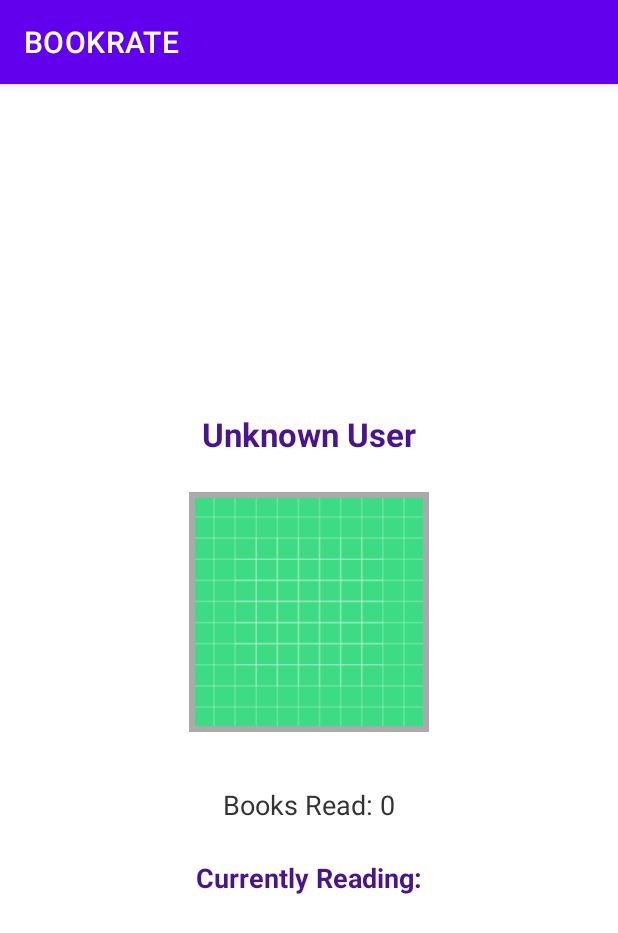
After one commit to Denisa-Manta/BookRate, an Android app: the UserProfileActivity screen opened directly, with no data from a screen before it, on a phone screen of 412 x 824 dp. The commit adds this screen. Shown: the top 933 px of the screen. Run offline under Robolectric (Android 15) with nearby library versions, the phone set to English and light mode, and no system bars; our stand-ins replace Firebase (no records; nobody signed in at launch, a user with empty details on screens opened directly); pictures from the network do not load.

Commit message:
user profile activity implemented

```diff
--- a/app/src/main/AndroidManifest.xml
+++ b/app/src/main/AndroidManifest.xml
@@ -9,6 +9,9 @@
         android:roundIcon="@mipmap/ic_launcher_round"
         android:supportsRtl="true"
         android:theme="@style/Theme.BOOKRATE">
+        <activity
+            android:name=".activity.UserProfileActivity"
+            android:exported="false" />
         <activity
             android:name=".activity.UserAcceptedChatsActivity"
             android:exported="false" />
@@ -68,4 +71,6 @@
         </activity>
     </application>
 
+    <uses-permission android:name="android.permission.READ_EXTERNAL_STORAGE"/>
+
 </manifest>
--- /dev/null
+++ b/app/src/main/java/com/example/bookrate/activity/UserProfileActivity.java
@@ -0,0 +1,160 @@
+package com.example.bookrate.activity;
+
+import android.app.Activity;
+import android.content.Intent;
+import android.net.Uri;
+import android.os.Bundle;
+import android.util.Log;
+import android.widget.*;
+
+import androidx.appcompat.app.AppCompatActivity;
+import androidx.recyclerview.widget.LinearLayoutManager;
+import androidx.recyclerview.widget.RecyclerView;
+
+import com.bumptech.glide.Glide;
+import com.example.bookrate.R;
+import com.example.bookrate.adapter.CurrentlyReadingAdapter;
+import com.example.bookrate.model.Book;
+import com.google.firebase.auth.FirebaseAuth;
+import com.google.firebase.database.*;
+import com.google.firebase.storage.FirebaseStorage;
+import com.google.firebase.storage.StorageReference;
+
+import java.util.ArrayList;
+import java.util.List;
+
+public class UserProfileActivity extends AppCompatActivity {
+
+    private ImageView profileImageView;
+    private TextView userNameTextView, booksReadTextView;
+    private final int PICK_IMAGE_REQUEST = 1001;
+    private RecyclerView currentlyReadingRecyclerView;
+    private CurrentlyReadingAdapter currentlyReadingAdapter;
+    private final List<Book> currentlyReadingBooks = new ArrayList<>();
+
+    private final String userId = FirebaseAuth.getInstance().getCurrentUser().getUid();
+    private final DatabaseReference dbRef = FirebaseDatabase.getInstance(
+            "https://bookrate-4dc23-default-rtdb.europe-west1.firebasedatabase.app/")
+            .getReference("users").child(userId);
+
+    private final StorageReference storageRef = FirebaseStorage.getInstance()
+            .getReference("profile_images").child(userId + ".jpg");
+
+    private final DatabaseReference booksRef = FirebaseDatabase.getInstance(
+            "https://bookrate-4dc23-default-rtdb.europe-west1.firebasedatabase.app/")
+            .getReference("books");
+
+    @Override
+    protected void onCreate(Bundle savedInstanceState) {
+        super.onCreate(savedInstanceState);
+        setContentView(R.layout.activity_user_profile);
+
+        profileImageView = findViewById(R.id.profileImageView);
+
+        currentlyReadingRecyclerView = findViewById(R.id.currentlyReadingRecyclerView);
+        currentlyReadingAdapter = new CurrentlyReadingAdapter(this, currentlyReadingBooks);
+
+        LinearLayoutManager layoutManager = new LinearLayoutManager(this, LinearLayoutManager.HORIZONTAL, false);
+        currentlyReadingRecyclerView.setLayoutManager(layoutManager);
+        currentlyReadingRecyclerView.setAdapter(currentlyReadingAdapter);
+
+        userNameTextView = findViewById(R.id.userNameTextView);
+        booksReadTextView = findViewById(R.id.booksReadTextView);
+
+        loadUserProfile();
+
+        profileImageView.setOnClickListener(v -> pickImageFromGallery());
+    }
+
+    private void loadUserProfile() {
+        dbRef.addListenerForSingleValueEvent(new ValueEventListener() {
+            @Override
+            public void onDataChange(DataSnapshot snapshot) {
+                String name = snapshot.child("name").getValue(String.class);
+                String profileImageUrl = snapshot.child("profileImageUrl").getValue(String.class);
+
+                userNameTextView.setText(name != null ? name : "Unknown User");
+
+                if (profileImageUrl != null) {
+                    Glide.with(UserProfileActivity.this)
+                            .load(profileImageUrl)
+                            .placeholder(R.drawable.placeholder_image)
+                            .into(profileImageView);
+                }
+
+                // Extract bookStates from user
+                DataSnapshot bookStates = snapshot.child("bookStates");
+                int readCount = 0;
+                int currentlyReadingCount = 0;
+                List<String> currentlyReadingTitles = new ArrayList<>();
+
+                for (DataSnapshot bookSnap : bookStates.getChildren()) {
+                    String state = bookSnap.child("state").getValue(String.class);
+                    if ("Read".equalsIgnoreCase(state)) {
+                        readCount++;
+                    } else if ("Currently Reading".equalsIgnoreCase(state)) {
+                        currentlyReadingCount++;
+                        currentlyReadingTitles.add(bookSnap.getKey());  // key is the title
+                    }
+                }
+                booksReadTextView.setText("Books Read: " + readCount);
+                // Match titles with books under /books
+                        booksRef.addListenerForSingleValueEvent(new ValueEventListener() {
+                            @Override
+                            public void onDataChange(DataSnapshot booksSnapshot) {
+                                for (DataSnapshot snap : booksSnapshot.getChildren()) {
+                                    Book book = snap.getValue(Book.class);
+                                    Log.d("DEBUG_BOOKS", "Entry book db: " + book.getTitle());
+                                    if (book != null) {
+                                        book.setId(snap.getKey());
+                                        if(currentlyReadingTitles.contains(book.getId())) {
+                                            currentlyReadingBooks.add(book);
+                                            Log.d("DEBUG_BOOKS", "Added book: " + book.getTitle());
+                                        }
+                                    }
+                                }
+                                currentlyReadingAdapter.notifyDataSetChanged();
+                            }
+
+                            @Override
+                            public void onCancelled(DatabaseError error) {}
+                        });
+
+            }
+
+            @Override
+            public void onCancelled(DatabaseError error) {
+                Toast.makeText(UserProfileActivity.this, "Failed to load profile", Toast.LENGTH_SHORT).show();
+            }
+        });
+    }
+
+    private void pickImageFromGallery() {
+        Intent intent = new Intent(Intent.ACTION_GET_CONTENT);
+        intent.setType("image/*");
+        startActivityForResult(intent, PICK_IMAGE_REQUEST);
+    }
+
+    @Override
+    protected void onActivityResult(int requestCode, int resultCode, Intent data) {
+        super.onActivityResult(requestCode, resultCode, data);
+
+        if (requestCode == PICK_IMAGE_REQUEST && resultCode == Activity.RESULT_OK && data != null) {
+            Uri imageUri = data.getData();
+            if (imageUri != null) {
+                uploadProfileImage(imageUri);
+            }
+        }
+    }
+
+    private void uploadProfileImage(Uri imageUri) {
+        storageRef.putFile(imageUri)
+                .addOnSuccessListener(taskSnapshot -> storageRef.getDownloadUrl().addOnSuccessListener(uri -> {
+                    String downloadUrl = uri.toString();
+                    dbRef.child("profileImageUrl").setValue(downloadUrl);
+                    Glide.with(UserProfileActivity.this).load(downloadUrl).into(profileImageView);
+                    Toast.makeText(this, "Profile picture updated", Toast.LENGTH_SHORT).show();
+                }))
+                .addOnFailureListener(e -> Toast.makeText(this, "Upload failed", Toast.LENGTH_SHORT).show());
+    }
+}
--- /dev/null
+++ b/app/src/main/java/com/example/bookrate/adapter/CurrentlyReadingAdapter.java
@@ -0,0 +1,70 @@
+package com.example.bookrate.adapter;
+
+import android.content.Context;
+import android.content.Intent;
+import android.view.LayoutInflater;
+import android.view.View;
+import android.view.ViewGroup;
+import android.widget.ImageView;
+import android.widget.TextView;
+
+import androidx.recyclerview.widget.RecyclerView;
+
+import com.bumptech.glide.Glide;
+import com.example.bookrate.R;
+import com.example.bookrate.activity.BookDetailActivity;
+import com.example.bookrate.model.Book;
+
+import java.util.List;
+
+public class CurrentlyReadingAdapter extends RecyclerView.Adapter<CurrentlyReadingAdapter.ViewHolder> {
+
+    private final List<Book> bookList;
+    private final Context context;
+
+    public CurrentlyReadingAdapter(Context context, List<Book> bookList) {
+        this.context = context;
+        this.bookList = bookList;
+    }
+
+    @Override
+    public ViewHolder onCreateViewHolder(ViewGroup parent, int viewType) {
+        View view = LayoutInflater.from(parent.getContext())
+                .inflate(R.layout.item_currently_reading_book, parent, false);
+        return new ViewHolder(view);
+    }
+
+    @Override
+    public void onBindViewHolder(ViewHolder holder, int position) {
+        Book book = bookList.get(position);
+
+        holder.title.setText(book.getTitle() != null ? book.getTitle() : "Unknown Title");
+        holder.author.setText(book.getAuthor() != null ? book.getAuthor() : "Unknown Author");
+
+        // Temporarily hide image completely
+        holder.image.setVisibility(View.GONE); // Optional: hide ImageView
+
+        holder.itemView.setOnClickListener(v -> {
+            Intent intent = new Intent(holder.itemView.getContext(), BookDetailActivity.class);
+            intent.putExtra("book", book);  // book must implement Serializable or Parcelable
+            holder.itemView.getContext().startActivity(intent);
+        });
+    }
+
+    @Override
+    public int getItemCount() {
+        return bookList.size();
+    }
+
+    public static class ViewHolder extends RecyclerView.ViewHolder {
+        ImageView image;
+        TextView title, author;
+
+        public ViewHolder(View itemView) {
+            super(itemView);
+            image = itemView.findViewById(R.id.bookImage);
+            title = itemView.findViewById(R.id.bookTitle);
+            author = itemView.findViewById(R.id.bookAuthor);
+        }
+    }
+}
--- /dev/null
+++ b/app/src/main/res/layout/activity_user_profile.xml
@@ -0,0 +1,62 @@
+<?xml version="1.0" encoding="utf-8"?>
+<LinearLayout xmlns:android="http://schemas.android.com/apk/res/android"
+    android:layout_width="match_parent"
+    android:layout_height="match_parent"
+    android:orientation="vertical"
+    android:padding="24dp"
+    android:gravity="center"
+    android:background="@android:color/white">
+
+    <TextView
+        android:id="@+id/userNameTextView"
+        android:layout_width="wrap_content"
+        android:layout_height="wrap_content"
+        android:text="Name"
+        android:textSize="22sp"
+        android:textStyle="bold"
+        android:textColor="#4A148C"
+        android:layout_marginBottom="24dp" />
+
+    <ImageView
+        android:id="@+id/profileImageView"
+        android:layout_width="160dp"
+        android:layout_height="160dp"
+        android:src="@drawable/ic_launcher_background"
+        android:contentDescription="Profile Image"
+        android:scaleType="centerCrop"
+        android:background="@android:color/darker_gray"
+        android:layout_marginBottom="24dp"
+        android:padding="4dp" />
+
+    <TextView
+        android:id="@+id/booksReadTextView"
+        android:layout_width="wrap_content"
+        android:layout_height="wrap_content"
+        android:text="Books Read: 0"
+        android:textSize="18sp"
+        android:textColor="#333333"
+        android:layout_marginTop="12dp" />
+
+    <TextView
+        android:id="@+id/currentlyReadingLabel"
+        android:layout_width="wrap_content"
+        android:layout_height="wrap_content"
+        android:text="Currently Reading:"
+        android:textSize="18sp"
+        android:textStyle="bold"
+        android:layout_marginTop="24dp"
+        android:textColor="#4A148C" />
+
+    <androidx.recyclerview.widget.RecyclerView
+        android:id="@+id/currentlyReadingRecyclerView"
+        android:layout_width="match_parent"
+        android:layout_height="wrap_content"
+        android:layout_marginTop="8dp"
+        android:overScrollMode="never"
+        android:scrollbars="horizontal"
+        />
+
+
+
+
+</LinearLayout>
```
Also changed, not shown: app/src/main/java/com/example/bookrate/activity/ReaderActivity.java (+9 -0 lines), app/src/main/res/layout/activity_reader.xml (+19 -3 lines), app/src/main/res/layout/item_currently_reading_book.xml (added, +37 -0 lines), app/src/main/res/drawable/icon_profile.png (added), app/src/main/res/drawable/icon_profile_2.png (added).
